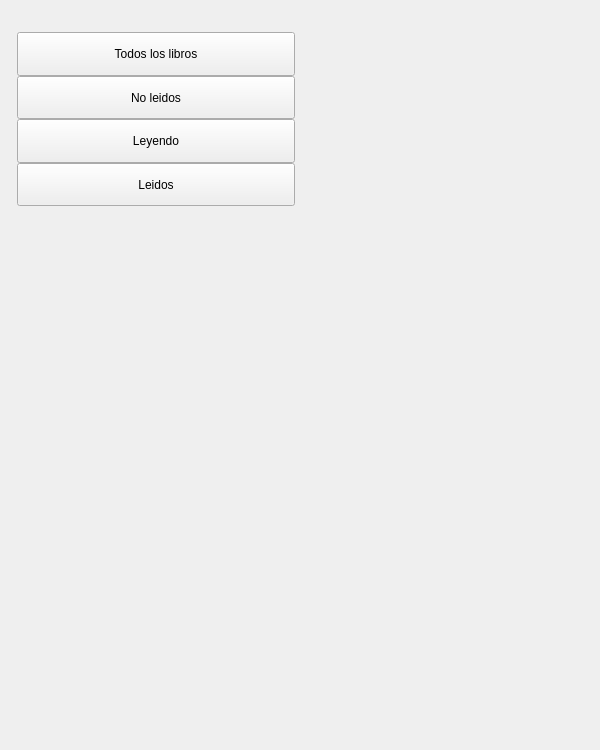
bq/cervantes, file bqLibrary/ui/LibraryAllBooksSubFilterLayer.ui: the form before one commit.
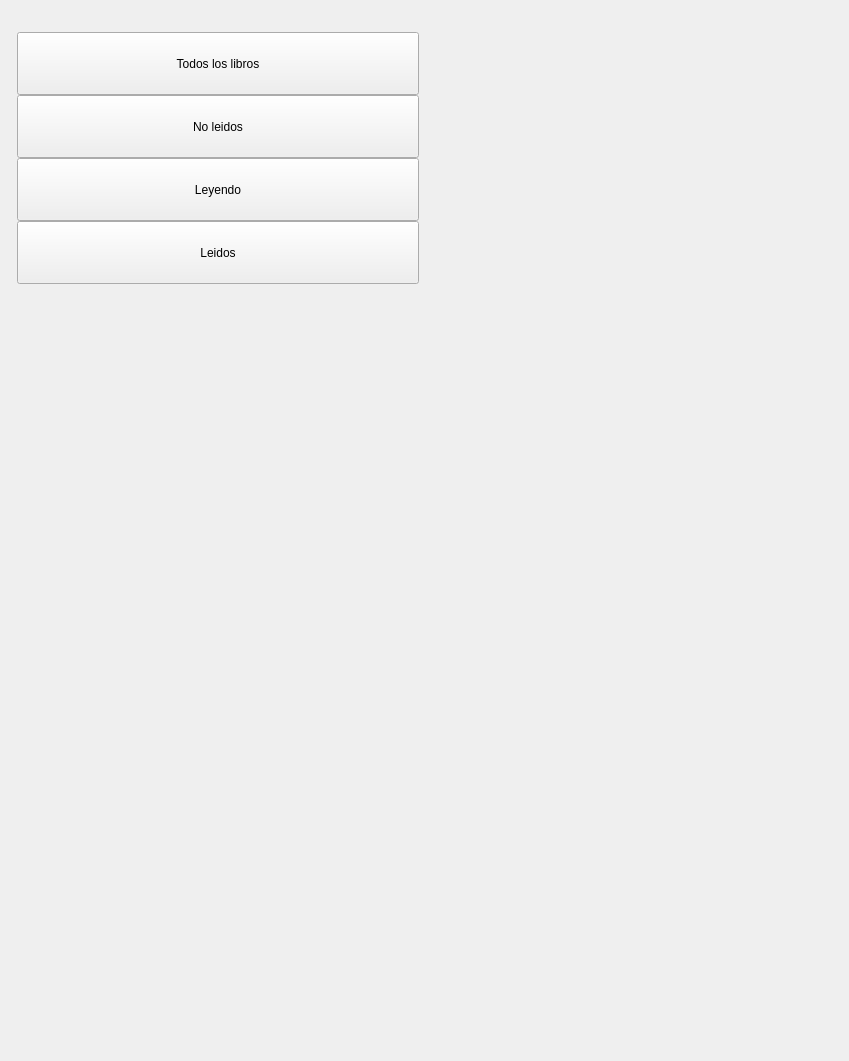
The form after the commit.

Patch:
```diff
--- a/bqLibrary/ui/LibraryAllBooksSubFilterLayer.ui
+++ b/bqLibrary/ui/LibraryAllBooksSubFilterLayer.ui
@@ -6,20 +6,20 @@
    <rect>
     <x>0</x>
     <y>0</y>
-    <width>600</width>
-    <height>750</height>
+    <width>849</width>
+    <height>1061</height>
    </rect>
   </property>
   <property name="minimumSize">
    <size>
-    <width>600</width>
-    <height>750</height>
+    <width>0</width>
+    <height>0</height>
    </size>
   </property>
   <property name="maximumSize">
    <size>
-    <width>600</width>
-    <height>750</height>
+    <width>849</width>
+    <height>1061</height>
    </size>
   </property>
   <property name="windowTitle">
@@ -53,7 +53,7 @@
      <property name="maximumSize">
       <size>
        <width>16777215</width>
-       <height>600</height>
+       <height>849</height>
       </size>
      </property>
      <layout class="QHBoxLayout" name="HorizontalContss">
@@ -137,7 +137,7 @@
            <property name="maximumSize">
             <size>
              <width>16777215</width>
-             <height>620</height>
+             <height>877</height>
             </size>
            </property>
            <layout class="QVBoxLayout" name="verticalLayout">
@@ -227,8 +227,8 @@
            </property>
            <property name="sizeHint" stdset="0">
             <size>
-             <width>20</width>
-             <height>40</height>
+             <width>28</width>
+             <height>57</height>
             </size>
            </property>
           </spacer>
@@ -259,8 +259,8 @@
      </property>
      <property name="sizeHint" stdset="0">
       <size>
-       <width>20</width>
-       <height>40</height>
+       <width>28</width>
+       <height>57</height>
       </size>
      </property>
     </spacer>
```
Left out of the diff: 24 changed lines with no effect on the pictures.
